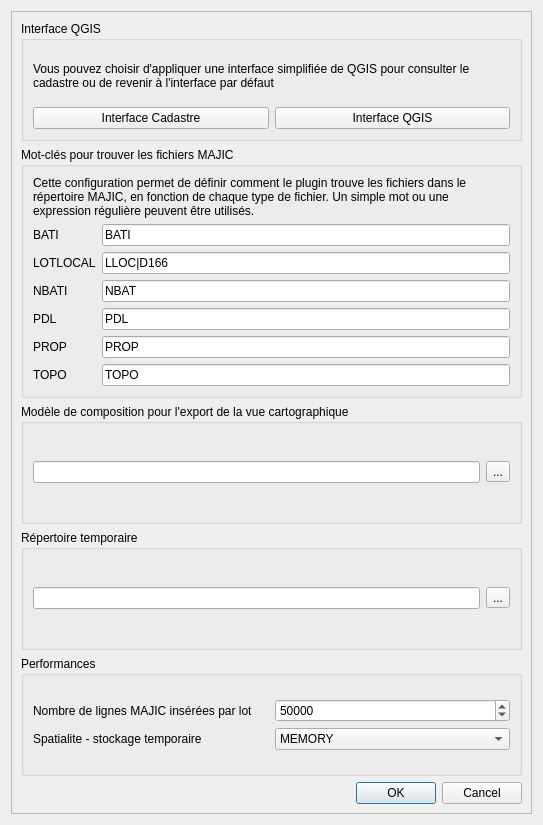
Above: cadastre/forms/cadastre_option_form.ui from 3liz/QgisCadastrePlugin before the change. Below: the same form after it.
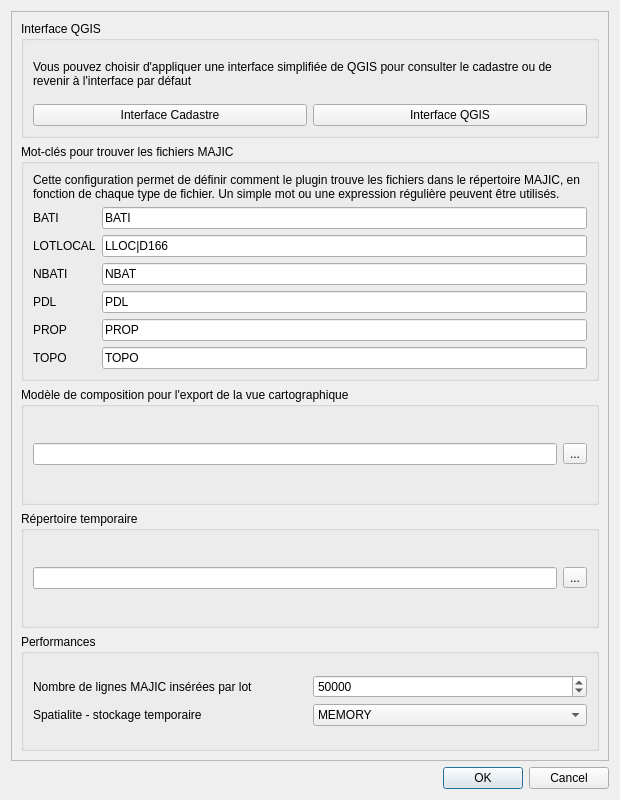
That is the form after the change.

Commit message: Options : fiche parcellaire en haut, boutons OK et Annuler toujours visibles, proposition d'enregistrer dans la base courante si elle a sa table, documentation et copie d'écran

```diff
--- a/cadastre/forms/cadastre_option_form.ui
+++ b/cadastre/forms/cadastre_option_form.ui
@@ -6,8 +6,8 @@
    <rect>
     <x>0</x>
     <y>0</y>
-    <width>543</width>
-    <height>825</height>
+    <width>620</width>
+    <height>800</height>
    </rect>
   </property>
   <property name="windowTitle">
@@ -273,15 +273,15 @@
          </layout>
         </widget>
        </item>
+      </layout>
+     </widget>
+    </widget>
+   </item>
        <item>
         <widget class="QDialogButtonBox" name="buttonBox">
          <property name="standardButtons">
           <set>QDialogButtonBox::Cancel|QDialogButtonBox::Ok</set>
          </property>
-        </widget>
-       </item>
-      </layout>
-     </widget>
     </widget>
    </item>
   </layout>
```
Lines whose indentation alone changed are shown as unchanged. The commit also changes 7 other files.
